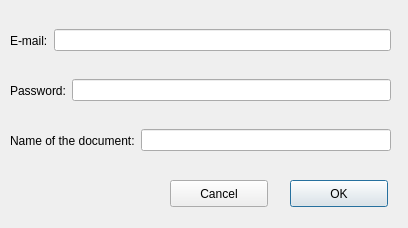
Qt form application/src/ui/googledocs.ui (dbuksbaum/TextRoom) before a commit.
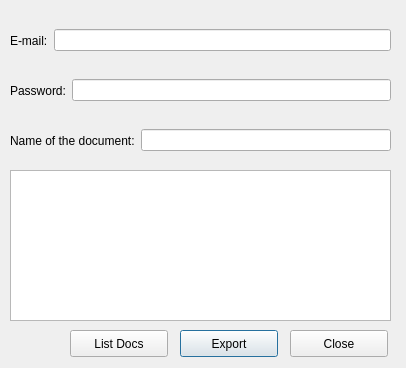
The same form after that commit.

Commit message: Fixed some bugs and improved Google Docs export

The edit to the form file:
```diff
--- a/application/src/ui/googledocs.ui
+++ b/application/src/ui/googledocs.ui
@@ -6,8 +6,8 @@
    <rect>
     <x>0</x>
     <y>0</y>
-    <width>408</width>
-    <height>228</height>
+    <width>406</width>
+    <height>368</height>
    </rect>
   </property>
   <property name="windowTitle">
@@ -83,30 +83,59 @@
     </item>
    </layout>
   </widget>
-  <widget class="QPushButton" name="okPushButton">
+  <widget class="QPushButton" name="exportPushButton">
+   <property name="geometry">
+    <rect>
+     <x>180</x>
+     <y>330</y>
+     <width>98</width>
+     <height>27</height>
+    </rect>
+   </property>
+   <property name="text">
+    <string>Export</string>
+   </property>
+  </widget>
+  <widget class="QPushButton" name="closePushButton">
    <property name="geometry">
     <rect>
      <x>290</x>
-     <y>180</y>
+     <y>330</y>
      <width>98</width>
      <height>27</height>
     </rect>
    </property>
    <property name="text">
-    <string>OK</string>
+    <string>Close</string>
    </property>
   </widget>
   <widget class="QPushButton" name="cancelPushButton">
    <property name="geometry">
     <rect>
-     <x>170</x>
-     <y>180</y>
+     <x>70</x>
+     <y>330</y>
      <width>98</width>
      <height>27</height>
     </rect>
    </property>
    <property name="text">
-    <string>Cancel</string>
+    <string>List Docs</string>
+   </property>
+  </widget>
+  <widget class="QListWidget" name="listWidget">
+   <property name="geometry">
+    <rect>
+     <x>10</x>
+     <y>170</y>
+     <width>381</width>
+     <height>151</height>
+    </rect>
+   </property>
+   <property name="layoutDirection">
+    <enum>Qt::LeftToRight</enum>
+   </property>
+   <property name="horizontalScrollBarPolicy">
+    <enum>Qt::ScrollBarAlwaysOff</enum>
    </property>
   </widget>
  </widget>
```
Left out of the diff: 2 changed lines with no effect on the pictures. The commit also changes 6 other files.
